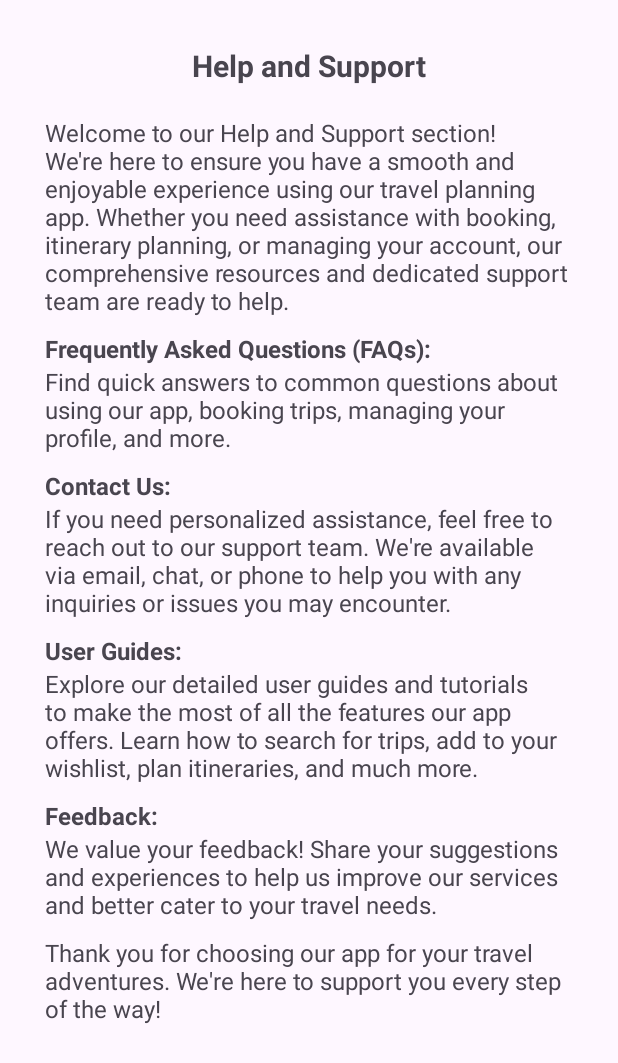
After one commit to madhulika01/AndroidProject, an Android app: the Help screen opened directly, with no data from a screen before it, on a phone screen of 412 x 824 dp. The commit adds this screen. Shown: the top 1063 px of the screen. Run offline under Robolectric (Android 15) with nearby library versions, the phone set to English and light mode, and no system bars.

Commit message:
functionality for pages added

```diff
--- a/app/src/main/AndroidManifest.xml
+++ b/app/src/main/AndroidManifest.xml
@@ -12,6 +12,12 @@
         android:supportsRtl="true"
         android:theme="@style/Theme.AndroidProject"
         tools:targetApi="31">
+        <activity
+            android:name=".Help"
+            android:exported="false" />
+        <activity
+            android:name=".changePassword"
+            android:exported="false" />
         <activity
             android:name=".EditProfile"
             android:exported="false" />
--- /dev/null
+++ b/app/src/main/java/com/example/androidproject/Help.java
@@ -0,0 +1,25 @@
+package com.example.androidproject;
+
+import android.os.Bundle;
+
+import androidx.activity.EdgeToEdge;
+import androidx.appcompat.app.AppCompatActivity;
+import androidx.core.graphics.Insets;
+import androidx.core.view.ViewCompat;
+import androidx.core.view.WindowInsetsCompat;
+
+public class Help extends AppCompatActivity {
+
+    @Override
+    protected void onCreate(Bundle savedInstanceState) {
+        super.onCreate(savedInstanceState);
+        //EdgeToEdge.enable(this);
+        setContentView(R.layout.activity_help);
+        ViewCompat.setOnApplyWindowInsetsListener(findViewById(R.id.main), (v, insets) -> {
+            Insets systemBars = insets.getInsets(WindowInsetsCompat.Type.systemBars());
+            v.setPadding(systemBars.left, systemBars.top, systemBars.right, systemBars.bottom);
+            return insets;
+        });
+
+    }
+}
--- /dev/null
+++ b/app/src/main/res/layout/activity_help.xml
@@ -0,0 +1,100 @@
+<?xml version="1.0" encoding="utf-8"?>
+<LinearLayout xmlns:android="http://schemas.android.com/apk/res/android"
+    xmlns:app="http://schemas.android.com/apk/res-auto"
+    xmlns:tools="http://schemas.android.com/tools"
+    android:id="@+id/main"
+    android:layout_width="match_parent"
+    android:layout_height="match_parent"
+    android:orientation="vertical"
+    tools:context=".Help">
+
+    <TextView
+        android:layout_marginTop="30dp"
+        android:id="@+id/help"
+        android:layout_width="wrap_content"
+        android:layout_height="wrap_content"
+        android:text="@string/helpTextView"
+        android:layout_gravity="center"
+        android:textSize="20sp"
+        android:textStyle="bold"/>
+    <TextView
+        android:layout_marginTop="20dp"
+        android:layout_marginHorizontal="30dp"
+        android:layout_marginBottom="10dp"
+        android:id="@+id/intro"
+        android:layout_width="wrap_content"
+        android:layout_height="wrap_content"
+        android:text="@string/intro"
+        android:textSize="16sp" />
+    <TextView
+        android:id="@+id/faqHeading"
+        android:layout_marginHorizontal="30dp"
+        android:layout_width="wrap_content"
+        android:layout_height="wrap_content"
+        android:text="@string/faqHeading"
+        android:textSize="16sp"
+        android:textStyle="bold"/>
+    <TextView
+        android:id="@+id/faqContent"
+        android:layout_marginHorizontal="30dp"
+        android:layout_marginBottom="10dp"
+        android:layout_width="wrap_content"
+        android:layout_height="wrap_content"
+        android:text="@string/faqContent"
+        android:textSize="16sp" />
+    <TextView
+        android:id="@+id/contactUsHeading"
+        android:layout_marginHorizontal="30dp"
+        android:layout_width="wrap_content"
+        android:layout_height="wrap_content"
+        android:text="@string/contactUsHeading"
+        android:textSize="16sp"
+        android:textStyle="bold"/>
+    <TextView
+        android:id="@+id/contactUsContent"
+        android:layout_width="wrap_content"
+        android:layout_marginBottom="10dp"
+        android:layout_marginHorizontal="30dp"
+        android:layout_height="wrap_content"
+        android:text="@string/contactUsContent"
+        android:textSize="16sp" />
+    <TextView
+        android:id="@+id/userGuidesUsHeading"
+        android:layout_width="wrap_content"
+        android:layout_marginHorizontal="30dp"
+        android:layout_height="wrap_content"
+        android:text="@string/userGuidesHeading"
+        android:textSize="16sp"
+        android:textStyle="bold"/>
+    <TextView
+        android:id="@+id/userGuidesContent"
+        android:layout_width="wrap_content"
+        android:layout_marginBottom="10dp"
+        android:layout_marginHorizontal="30dp"
+        android:layout_height="wrap_content"
+        android:text="@string/userGuidesContent"
+        android:textSize="16sp" />
+    <TextView
+        android:id="@+id/feedbackHeading"
+        android:layout_marginHorizontal="30dp"
+        android:layout_width="wrap_content"
+        android:layout_height="wrap_content"
+        android:text="@string/feedbackHeading"
+        android:textSize="16sp"
+        android:textStyle="bold"/>
+    <TextView
+        android:id="@+id/feedbackContent"
+        android:layout_marginHorizontal="30dp"
+        android:layout_marginBottom="10dp"
+        android:layout_width="wrap_content"
+        android:layout_height="wrap_content"
+        android:text="@string/feedbackContent"
+        android:textSize="16sp" />
+    <TextView
+        android:id="@+id/outro"
+        android:layout_marginHorizontal="30dp"
+        android:layout_width="wrap_content"
+        android:layout_height="wrap_content"
+        android:text="@string/outro"
+        android:textSize="16sp" />
+</LinearLayout>
--- a/app/src/main/res/values/strings.xml
+++ b/app/src/main/res/values/strings.xml
@@ -35,13 +35,53 @@
     <string name="myTrips">My Trips</string>
     <string name="itinerary">Itinerary</string>
     <string name="changePassword">Change Password</string>
-    <string name="help">Help</string>
+    <string name="help">Help and Support</string>
     <string name="logout">Logout</string>
     <!--Edit Profile Page -->
     <string name="editProfileHeading">Edit profile</string>
     <string name="fullNameEditText">Fullname</string>
     <string name="genderEditText">Gender</string>
-    <string name="dobEditText">Date of Birth</string>
+    <string name="dobEditText">Date of Birth </string>
     <string name="phoneNumberEditText">Phone Number</string>
     <string name="emailEditText">Email</string>
+    <string name="saveEditProfile">Save</string>
+    <string-array name="genderArray">
+        <item>Select Gender</item>
+        <item>Male</item>
+        <item>Female</item>
+        <item>Other</item>
+    </string-array>
+    <!--Change Password Page -->
+    <string name="changePasswordTextView">Change Password</string>
+    <string name="createNewPassword">Create new password</string>
+    <string name="contentChange">Your new password must be different from previous password</string>
+    <string name="enterPasswordTextView">Enter the password:</string>
+    <string name="enterPasswordEditText">Enter new password</string>
+    <string name="confirmPasswordTextView">Confirm password:</string>
+    <string name="confirmPasswordEditText">Re-enter the password</string>
+    <string name="resetPassword">Reset Password</string>
+    <!--Help & Support Page -->
+    <string name="helpTextView">Help and Support</string>
+    <string name="intro">Welcome to our Help and Support section!
+        We\'re here to ensure you have a smooth and enjoyable experience using our travel planning app.
+        Whether you need assistance with booking, itinerary planning, or managing your account,
+        our comprehensive resources and dedicated support team are ready to help.</string>
+    <string name="faqHeading">Frequently Asked Questions (FAQs):</string>
+    <string name="faqContent">Find quick answers to common questions about using our app, booking trips,
+        managing your profile, and more.</string>
+    <string name="contactUsHeading">Contact Us:</string>
+    <string name="contactUsContent">If you need personalized assistance,
+        feel free to reach out to our support team.
+        We\'re available via email, chat, or phone to help you with any inquiries
+        or issues you may encounter.
+    </string>
+    <string name="userGuidesHeading">User Guides:</string>
+    <string name="userGuidesContent">Explore our detailed user guides and tutorials to make the most of all the features our app offers.
+        Learn how to search for trips, add to your wishlist, plan itineraries,
+        and much more.</string>
+    <string name="feedbackHeading">Feedback:</string>
+    <string name="feedbackContent">We value your feedback! Share your suggestions and experiences to help us improve our services and better cater
+        to your travel needs.</string>
+    <string name="outro">Thank you for choosing our app for your travel adventures.
+        We\'re here to support you every step of the way!</string>
 </resources>
```
Also changed, not shown: app/src/main/java/com/example/androidproject/EditProfile.java (+68 -2 lines), app/src/main/java/com/example/androidproject/LoginActivity.java (+46 -1 lines), app/src/main/java/com/example/androidproject/ProfileSection.java (+86 -1 lines), app/src/main/java/com/example/androidproject/Setting.java (+40 -1 lines), app/src/main/java/com/example/androidproject/UserDatabaseHelper.java (+24 -0 lines), app/src/main/java/com/example/androidproject/changePassword.java (added, +76 -0 lines), app/src/main/res/layout/activity_change_password.xml (added, +87 -0 lines), app/src/main/res/layout/activity_edit_profile.xml (+29 -12 lines).
